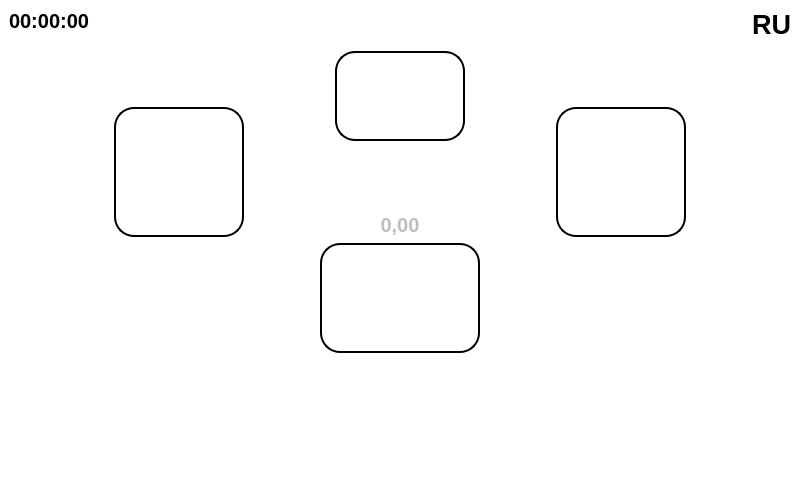
Qt form ui/main.ui (Waramoto/SurpressoUI) before a commit.
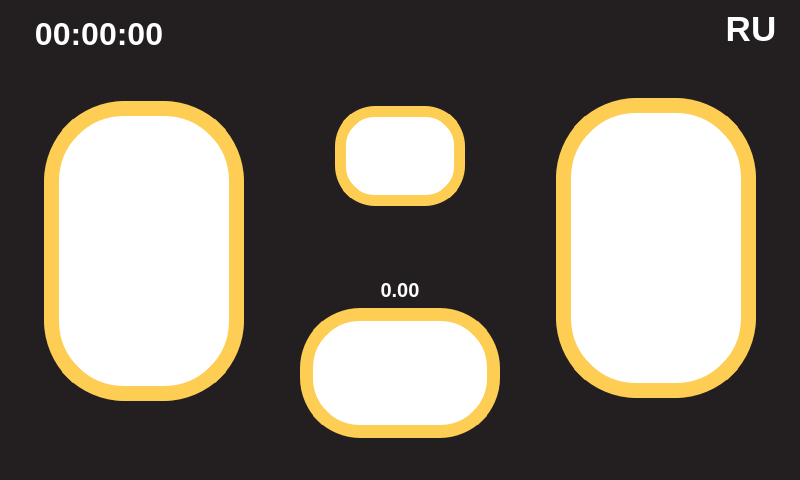
The same form after that commit. Icons and pictures are not drawn.

```diff
--- a/ui/main.ui
+++ b/ui/main.ui
@@ -32,7 +32,7 @@
    <string>MainWindow</string>
   </property>
   <property name="styleSheet">
-   <string notr="true">background-color: rgb(255, 255, 255)</string>
+   <string notr="true">background-color: rgb(35, 31, 32);</string>
   </property>
   <property name="locale">
    <locale language="Russian" country="Ukraine"/>
@@ -43,8 +43,8 @@
    </property>
    <layout class="QVBoxLayout" name="verticalLayout_3">
     <item>
-     <layout class="QHBoxLayout" name="horizontalLayout_2">
-      <item>
+     <layout class="QGridLayout" name="gridLayout">
+      <item row="0" column="0">
        <layout class="QVBoxLayout" name="verticalLayout_4">
         <item>
          <layout class="QGridLayout" name="gridLayout_4">
@@ -63,9 +63,27 @@
           </item>
           <item row="0" column="0">
            <widget class="QPushButton" name="clockButton">
+            <property name="sizePolicy">
+             <sizepolicy hsizetype="Fixed" vsizetype="Fixed">
+              <horstretch>0</horstretch>
+              <verstretch>0</verstretch>
+             </sizepolicy>
+            </property>
+            <property name="minimumSize">
+             <size>
+              <width>180</width>
+              <height>50</height>
+             </size>
+            </property>
+            <property name="maximumSize">
+             <size>
+              <width>180</width>
+              <height>50</height>
+             </size>
+            </property>
             <property name="font">
              <font>
-              <pointsize>15</pointsize>
+              <pointsize>24</pointsize>
               <weight>75</weight>
               <bold>true</bold>
              </font>
@@ -73,8 +91,8 @@
             <property name="styleSheet">
              <string notr="true">QPushButton 
 {
-	background-color: rgb(255, 255, 255);
-	color: rgb(0, 0, 0);
+	background-color: rgba(255, 255, 255, 0);
+	color: rgb(255, 255, 255);
 	border-style: outset;
 	border-width: 0px;
 }
@@ -83,6 +101,12 @@
             <property name="text">
              <string>00:00:00</string>
             </property>
+            <property name="iconSize">
+             <size>
+              <width>30</width>
+              <height>30</height>
+             </size>
+            </property>
            </widget>
           </item>
           <item row="1" column="0">
@@ -102,6 +126,19 @@
         </item>
         <item>
          <layout class="QGridLayout" name="gridLayout_6">
+          <item row="1" column="1">
+           <spacer name="verticalSpacer_3">
+            <property name="orientation">
+             <enum>Qt::Vertical</enum>
+            </property>
+            <property name="sizeHint" stdset="0">
+             <size>
+              <width>20</width>
+              <height>40</height>
+             </size>
+            </property>
+           </spacer>
+          </item>
           <item row="0" column="1">
            <widget class="QPushButton" name="oneCupButton">
             <property name="sizePolicy">
@@ -112,8 +149,14 @@
             </property>
             <property name="minimumSize">
              <size>
-              <width>130</width>
-              <height>130</height>
+              <width>200</width>
+              <height>300</height>
+             </size>
+            </property>
+            <property name="maximumSize">
+             <size>
+              <width>200</width>
+              <height>300</height>
              </size>
             </property>
             <property name="font">
@@ -135,14 +178,10 @@
 {
 	background-color: rgb(255, 255, 255);
 	color: rgb(0, 0, 0);
-	border-radius:  20px;
-	border-style: outset;
-	border-width: 2px;
-}
-
-QPushButton:pressed 
-{
-    background-color:  rgb(235, 235, 235);
+	border-radius:  80px;
+	border-style: solid;
+	border-width: 15px;
+	border-color: rgb(254, 205, 84);
 }</string>
             </property>
             <property name="text">
@@ -154,8 +193,8 @@
             </property>
             <property name="iconSize">
              <size>
-              <width>70</width>
-              <height>70</height>
+              <width>90</width>
+              <height>90</height>
              </size>
             </property>
            </widget>
@@ -177,10 +216,188 @@
         </item>
        </layout>
       </item>
-      <item>
+      <item row="0" column="2">
+       <layout class="QVBoxLayout" name="verticalLayout_5">
+        <item>
+         <layout class="QGridLayout" name="gridLayout_5">
+          <item row="0" column="1">
+           <widget class="QPushButton" name="languageButton">
+            <property name="sizePolicy">
+             <sizepolicy hsizetype="Fixed" vsizetype="Fixed">
+              <horstretch>0</horstretch>
+              <verstretch>0</verstretch>
+             </sizepolicy>
+            </property>
+            <property name="minimumSize">
+             <size>
+              <width>80</width>
+              <height>40</height>
+             </size>
+            </property>
+            <property name="maximumSize">
+             <size>
+              <width>80</width>
+              <height>50</height>
+             </size>
+            </property>
+            <property name="font">
+             <font>
+              <pointsize>26</pointsize>
+              <weight>75</weight>
+              <bold>true</bold>
+             </font>
+            </property>
+            <property name="layoutDirection">
+             <enum>Qt::LeftToRight</enum>
+            </property>
+            <property name="autoFillBackground">
+             <bool>false</bool>
+            </property>
+            <property name="styleSheet">
+             <string notr="true">QPushButton 
+{
+	background-color: rgba(255, 255, 255, 0);
+	color: rgb(255, 255, 255);
+	border-style: outset;
+	border-width: 0px;
+}
+</string>
+            </property>
+            <property name="text">
+             <string>RU</string>
+            </property>
+            <property name="iconSize">
+             <size>
+              <width>30</width>
+              <height>30</height>
+             </size>
+            </property>
+           </widget>
+          </item>
+          <item row="0" column="0">
+           <spacer name="horizontalSpacer_3">
+            <property name="orientation">
+             <enum>Qt::Horizontal</enum>
+            </property>
+            <property name="sizeHint" stdset="0">
+             <size>
+              <width>40</width>
+              <height>20</height>
+             </size>
+            </property>
+           </spacer>
+          </item>
+          <item row="1" column="1">
+           <spacer name="verticalSpacer_4">
+            <property name="orientation">
+             <enum>Qt::Vertical</enum>
+            </property>
+            <property name="sizeHint" stdset="0">
+             <size>
+              <width>20</width>
+              <height>40</height>
+             </size>
+            </property>
+           </spacer>
+          </item>
+         </layout>
+        </item>
+        <item>
+         <layout class="QGridLayout" name="gridLayout_2">
+          <item row="0" column="1">
+           <spacer name="horizontalSpacer_2">
+            <property name="orientation">
+             <enum>Qt::Horizontal</enum>
+            </property>
+            <property name="sizeHint" stdset="0">
+             <size>
+              <width>40</width>
+              <height>20</height>
+             </size>
+            </property>
+           </spacer>
+          </item>
+          <item row="0" column="0">
+           <widget class="QPushButton" name="twoCupsButton">
+            <property name="sizePolicy">
+             <sizepolicy hsizetype="Fixed" vsizetype="Fixed">
+              <horstretch>0</horstretch>
+              <verstretch>0</verstretch>
+             </sizepolicy>
+            </property>
+            <property name="minimumSize">
+             <size>
+              <width>200</width>
+              <height>300</height>
+             </size>
+            </property>
+            <property name="maximumSize">
+             <size>
+              <width>200</width>
+              <height>300</height>
+             </size>
+            </property>
+            <property name="font">
+             <font>
+              <pointsize>20</pointsize>
+              <weight>50</weight>
+              <italic>false</italic>
+              <bold>false</bold>
+             </font>
+            </property>
+            <property name="cursor">
+             <cursorShape>ArrowCursor</cursorShape>
+            </property>
+            <property name="tabletTracking">
+             <bool>false</bool>
+            </property>
+            <property name="styleSheet">
+             <string notr="true">QPushButton 
+{
+	background-color: rgb(255, 255, 255);
+	color: rgb(0, 0, 0);
+	border-radius:  80px;
+	border-style: solid;
+	border-width: 15px;
+	border-color: rgb(254, 205, 84);
+}</string>
+            </property>
+            <property name="text">
+             <string/>
+            </property>
+            <property name="icon">
+             <iconset>
+              <normaloff>../pics/coffee-cups.png</normaloff>../pics/coffee-cups.png</iconset>
+            </property>
+            <property name="iconSize">
+             <size>
+              <width>180</width>
+              <height>180</height>
+             </size>
+            </property>
+           </widget>
+          </item>
+          <item row="1" column="0">
+           <spacer name="verticalSpacer_6">
+            <property name="orientation">
+             <enum>Qt::Vertical</enum>
+            </property>
+            <property name="sizeHint" stdset="0">
+             <size>
+              <width>20</width>
+              <height>40</height>
+             </size>
+            </property>
+           </spacer>
+          </item>
+         </layout>
+        </item>
+       </layout>
+      </item>
+      <item row="0" column="1">
        <layout class="QVBoxLayout" name="verticalLayout">
         <item>
-         <spacer name="verticalSpacer_3">
+         <spacer name="verticalSpacer_2">
           <property name="orientation">
            <enum>Qt::Vertical</enum>
           </property>
@@ -205,7 +422,13 @@
             <property name="minimumSize">
              <size>
               <width>130</width>
-              <height>90</height>
+              <height>100</height>
+             </size>
+            </property>
+            <property name="maximumSize">
+             <size>
+              <width>130</width>
+              <height>100</height>
              </size>
             </property>
             <property name="font">
@@ -227,9 +450,10 @@
 {
 	background-color: rgb(255, 255, 255);
 	color: rgb(0, 0, 0);
-	border-radius:  20px;
-	border-style: outset;
-	border-width: 2px;
+	border-radius:  40px;
+	border-style: solid;
+	border-width: 11px;
+	border-color: rgb(254, 205, 84);
 }
 
 QPushButton:pressed 
@@ -290,104 +514,32 @@
          </layout>
         </item>
         <item>
-         <layout class="QHBoxLayout" name="horizontalLayout_4">
-          <item>
-           <widget class="QLabel" name="timeLabel">
-            <property name="enabled">
-             <bool>false</bool>
-            </property>
-            <property name="font">
-             <font>
-              <pointsize>15</pointsize>
-              <weight>75</weight>
-              <bold>true</bold>
-             </font>
-            </property>
-            <property name="text">
-             <string>0,00</string>
-            </property>
-            <property name="alignment">
-             <set>Qt::AlignCenter</set>
-            </property>
-           </widget>
-          </item>
-         </layout>
+         <widget class="QLabel" name="timeLabel">
+          <property name="enabled">
+           <bool>true</bool>
+          </property>
+          <property name="font">
+           <font>
+            <pointsize>15</pointsize>
+            <weight>75</weight>
+            <bold>true</bold>
+           </font>
+          </property>
+          <property name="styleSheet">
+           <string notr="true">color: rgb(255, 255, 255);</string>
+          </property>
+          <property name="text">
+           <string>0.00</string>
+          </property>
+          <property name="alignment">
+           <set>Qt::AlignCenter</set>
+          </property>
+         </widget>
         </item>
-       </layout>
-      </item>
-      <item>
-       <layout class="QVBoxLayout" name="verticalLayout_5">
         <item>
-         <layout class="QGridLayout" name="gridLayout_5">
-          <item row="0" column="1">
-           <widget class="QPushButton" name="languageButton">
-            <property name="font">
-             <font>
-              <pointsize>20</pointsize>
-              <weight>75</weight>
-              <bold>true</bold>
-             </font>
-            </property>
-            <property name="styleSheet">
-             <string notr="true">QPushButton 
-{
-	background-color: rgb(255, 255, 255);
-	color: rgb(0, 0, 0);
-	border-style: outset;
-	border-width: 0px;
-}
-</string>
-            </property>
-            <property name="text">
-             <string>RU</string>
-            </property>
-           </widget>
-          </item>
+         <layout class="QGridLayout" name="gridLayout_3">
           <item row="0" column="0">
-           <spacer name="horizontalSpacer_3">
-            <property name="orientation">
-             <enum>Qt::Horizontal</enum>
-            </property>
-            <property name="sizeHint" stdset="0">
-             <size>
-              <width>40</width>
-              <height>20</height>
-             </size>
-            </property>
-           </spacer>
-          </item>
-          <item row="1" column="1">
-           <spacer name="verticalSpacer_4">
-            <property name="orientation">
-             <enum>Qt::Vertical</enum>
-            </property>
-            <property name="sizeHint" stdset="0">
-             <size>
-              <width>20</width>
-              <height>40</height>
-             </size>
-            </property>
-           </spacer>
-          </item>
-         </layout>
-        </item>
-        <item>
-         <layout class="QGridLayout" name="gridLayout_2">
-          <item row="0" column="1">
-           <spacer name="horizontalSpacer_2">
-            <property name="orientation">
-             <enum>Qt::Horizontal</enum>
-            </property>
-            <property name="sizeHint" stdset="0">
-             <size>
-              <width>40</width>
-              <height>20</height>
-             </size>
-            </property>
-           </spacer>
-          </item>
-          <item row="0" column="0">
-           <widget class="QPushButton" name="twoCupsButton">
+           <widget class="QPushButton" name="touchButton">
             <property name="sizePolicy">
              <sizepolicy hsizetype="Fixed" vsizetype="Fixed">
               <horstretch>0</horstretch>
@@ -396,7 +548,13 @@
             </property>
             <property name="minimumSize">
              <size>
-              <width>130</width>
+              <width>200</width>
+              <height>130</height>
+             </size>
+            </property>
+            <property name="maximumSize">
+             <size>
+              <width>190</width>
               <height>130</height>
              </size>
             </property>
@@ -419,9 +577,10 @@
 {
 	background-color: rgb(255, 255, 255);
 	color: rgb(0, 0, 0);
-	border-radius:  20px;
-	border-style: outset;
-	border-width: 2px;
+	border-radius:  60px;
+	border-style: solid;
+	border-width: 13px;
+	border-color: rgb(254, 205, 84);
 }
 
 QPushButton:pressed 
@@ -438,8 +597,8 @@
             </property>
             <property name="iconSize">
              <size>
-              <width>120</width>
-              <height>120</height>
+              <width>100</width>
+              <height>100</height>
              </size>
             </property>
            </widget>
@@ -448,69 +607,7 @@
         </item>
        </layout>
       </item>
-     </layout>
-    </item>
-    <item>
-     <layout class="QGridLayout" name="gridLayout_3">
-      <item row="0" column="0">
-       <widget class="QPushButton" name="touchButton">
-        <property name="sizePolicy">
-         <sizepolicy hsizetype="Fixed" vsizetype="Fixed">
-          <horstretch>0</horstretch>
-          <verstretch>0</verstretch>
-         </sizepolicy>
-        </property>
-        <property name="minimumSize">
-         <size>
-          <width>160</width>
-          <height>110</height>
-         </size>
-        </property>
-        <property name="font">
-         <font>
-          <pointsize>20</pointsize>
-          <weight>50</weight>
-          <italic>false</italic>
-          <bold>false</bold>
-         </font>
-        </property>
-        <property name="cursor">
-         <cursorShape>ArrowCursor</cursorShape>
-        </property>
-        <property name="tabletTracking">
-         <bool>false</bool>
-        </property>
-        <property name="styleSheet">
-         <string notr="true">QPushButton 
-{
-	background-color: rgb(255, 255, 255);
-	color: rgb(0, 0, 0);
-	border-radius:  20px;
-	border-style: outset;
-	border-width: 2px;
-}
-
-QPushButton:pressed 
-{
-    background-color:  rgb(235, 235, 235);
-}</string>
-        </property>
-        <property name="text">
-         <string/>
-        </property>
-        <property name="icon">
-         <iconset>
-          <normaloff>../hand.png</normaloff>../hand.png</iconset>
-        </property>
-        <property name="iconSize">
-         <size>
-          <width>100</width>
-          <height>100</height>
-         </size>
-        </property>
-       </widget>
-      </item>
-      <item row="1" column="0">
+      <item row="1" column="1">
        <spacer name="verticalSpacer">
         <property name="orientation">
          <enum>Qt::Vertical</enum>
```
Left out of the diff: 37 changed lines with no effect on the pictures.
